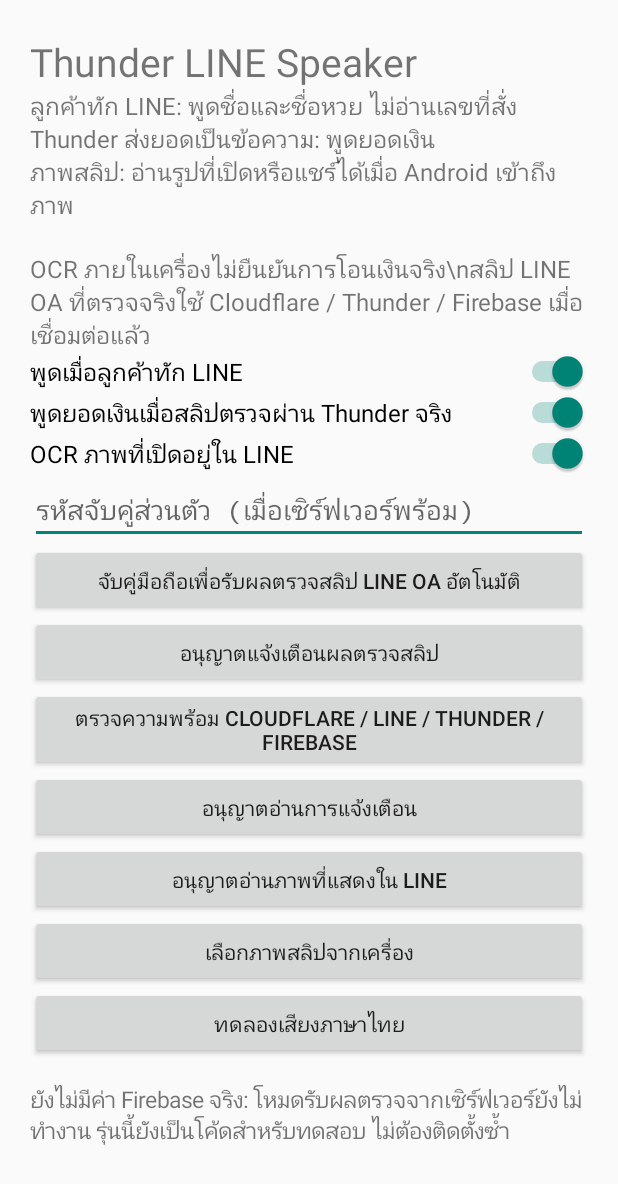
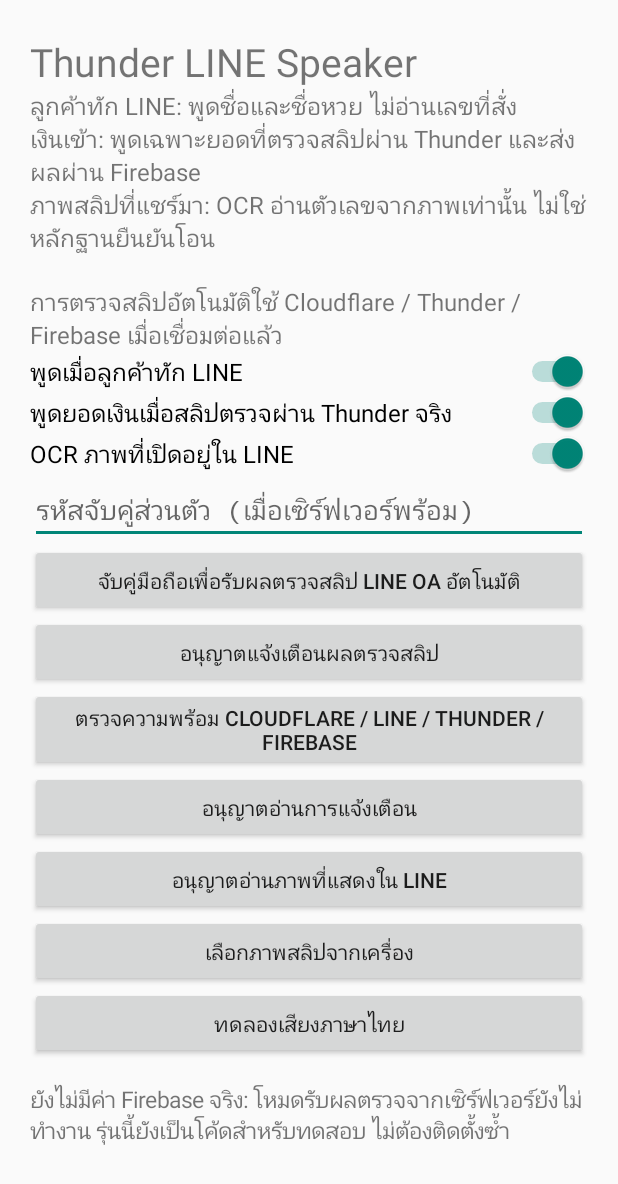
Before and after one commit to jirapatza/Thunder-LINE-Speaker-, an Android app: the screen it shows after launch (MainActivity), on a phone screen of 412 x 824 dp. Shown: the top 1184 px of the screen. Run offline under Robolectric (Android 15) with nearby library versions, the phone set to English and light mode, and no system bars; 1 statement that could not run was skipped.

Commit message:
ui: explain that LINE OCR cannot confirm deposits and server verifies payment

```diff
--- a/app/src/main/java/com/thunder/linespeaker/MainActivity.kt
+++ b/app/src/main/java/com/thunder/linespeaker/MainActivity.kt
@@ -30,7 +30,7 @@ class MainActivity : Activity() {
             textSize = 26f
         })
         layout.addView(TextView(this).apply {
-            text = "ลูกค้าทัก LINE: พูดชื่อและชื่อหวย ไม่อ่านเลขที่สั่ง\nThunder ส่งยอดเป็นข้อความ: พูดยอดเงิน\nภาพสลิป: อ่านรูปที่เปิดหรือแชร์ได้เมื่อ Android เข้าถึงภาพ\n\nOCR ภายในเครื่องไม่ยืนยันการโอนเงินจริง\\nสลิป LINE OA ที่ตรวจจริงใช้ Cloudflare / Thunder / Firebase เมื่อเชื่อมต่อแล้ว"
+            text = "ลูกค้าทัก LINE: พูดชื่อและชื่อหวย ไม่อ่านเลขที่สั่ง\nเงินเข้า: พูดเฉพาะยอดที่ตรวจสลิปผ่าน Thunder และส่งผลผ่าน Firebase\nภาพสลิปที่แชร์มา: OCR อ่านตัวเลขจากภาพเท่านั้น ไม่ใช่หลักฐานยืนยันโอน\n\nการตรวจสลิปอัตโนมัติใช้ Cloudflare / Thunder / Firebase เมื่อเชื่อมต่อแล้ว"
             textSize = 16f
         })
         @Suppress("DEPRECATION")
```
